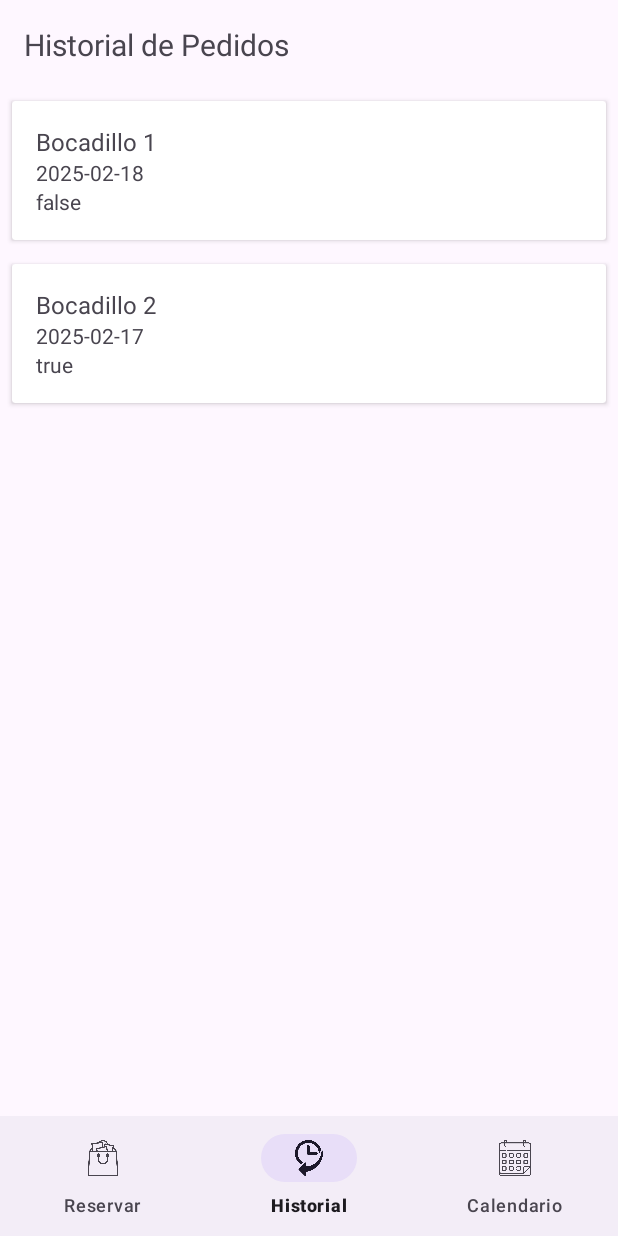
After one commit to JavierMartinezAndreu/BocadilloJava2, an Android app: the HistorialFragment screen opened through its navigation route, on a phone screen of 412 x 824 dp. The commit adds this screen. Run offline under Robolectric (Android 15) with nearby library versions, the phone set to English and light mode, and no system bars; our stand-ins replace navigation-ui.

Commit message:
Terminada la navegacion entre fragments ALUMNO

```diff
--- /dev/null
+++ b/app/src/main/java/com/example/mibocadillo2/data/adapter/PedidoAdapter.kt
@@ -0,0 +1,35 @@
+package com.example.mibocadillo2.data.adapter
+
+import android.view.LayoutInflater
+import android.view.ViewGroup
+import androidx.recyclerview.widget.RecyclerView
+import com.example.mibocadillo2.data.model.Pedido
+import com.example.mibocadillo2.databinding.ItemPedidoBinding
+
+class PedidoAdapter(private val listaPedidos: List<Pedido>) : RecyclerView.Adapter<PedidoAdapter.PedidoViewHolder>() {
+
+    override fun onCreateViewHolder(parent: ViewGroup, viewType: Int): PedidoViewHolder {
+        // Inflar el layout con ViewBinding
+        val binding = ItemPedidoBinding.inflate(LayoutInflater.from(parent.context), parent, false)
+        return PedidoViewHolder(binding)
+    }
+
+    override fun onBindViewHolder(holder: PedidoViewHolder, position: Int) {
+        val pedido = listaPedidos[position]
+        holder.bind(pedido)
+    }
+
+    override fun getItemCount(): Int {
+        return listaPedidos.size
+    }
+
+    class PedidoViewHolder(private val binding: ItemPedidoBinding) : RecyclerView.ViewHolder(binding.root) {
+
+        // Utilizar el binding para acceder a las vistas
+        fun bind(pedido: Pedido) {
+            binding.textViewNombreBocadillo.text = pedido.bocadillo
+            binding.textViewFecha.text = pedido.fecha
+            binding.textViewEstado.text = pedido.retirado.toString()
+        }
+    }
+}
--- /dev/null
+++ b/app/src/main/java/com/example/mibocadillo2/ui/alumno/AlumnoActivity.kt
@@ -0,0 +1,32 @@
+package com.example.mibocadillo2.ui.alumno
+
+import android.os.Bundle
+import androidx.appcompat.app.AppCompatActivity
+import androidx.navigation.NavController
+import androidx.navigation.fragment.NavHostFragment
+import androidx.navigation.ui.NavigationUI
+import com.example.mibocadillo2.R
+import com.example.mibocadillo2.databinding.ActivityAlumnoBinding
+import com.google.android.material.bottomnavigation.BottomNavigationView
+
+class AlumnoActivity : AppCompatActivity() {
+
+    private lateinit var binding: ActivityAlumnoBinding
+    private lateinit var navController: NavController
+
+    override fun onCreate(savedInstanceState: Bundle?) {
+        super.onCreate(savedInstanceState)
+
+        // Inicializamos el binding
+        binding = ActivityAlumnoBinding.inflate(layoutInflater)
+        setContentView(binding.root)
+
+        // Obtén el NavHostFragment y el NavController desde el FragmentContainerView
+        val navHostFragment = supportFragmentManager.findFragmentById(R.id.nav_host_fragment) as NavHostFragment
+        navController = navHostFragment.navController
+
+        // Configuramos el BottomNavigationView con el NavController
+        val bottomNavView: BottomNavigationView = binding.bottomNavigationView
+        NavigationUI.setupWithNavController(bottomNavView, navController)
+    }
+}
--- /dev/null
+++ b/app/src/main/java/com/example/mibocadillo2/ui/alumno/CalendarioFragment.kt
@@ -0,0 +1,32 @@
+package com.example.mibocadillo2.ui.alumno
+
+import android.os.Bundle
+import android.view.LayoutInflater
+import android.view.View
+import android.view.ViewGroup
+import androidx.fragment.app.Fragment
+import com.example.mibocadillo2.databinding.FragmentCalendarioBinding
+
+class CalendarioFragment : Fragment() {
+
+    private var _binding: FragmentCalendarioBinding? = null
+    private val binding get() = _binding!!
+
+    override fun onCreateView(
+        inflater: LayoutInflater, container: ViewGroup?,
+        savedInstanceState: Bundle?
+    ): View? {
+        // Inflar el binding
+        _binding = FragmentCalendarioBinding.inflate(inflater, container, false)
+
+        // Mostrar un mensaje "Hola"
+        binding.textViewCalendario.text = "Hola"
+
+        return binding.root
+    }
+
+    override fun onDestroyView() {
+        super.onDestroyView()
+        _binding = null // Limpiar el binding cuando la vista se destruya
+    }
+}
--- /dev/null
+++ b/app/src/main/java/com/example/mibocadillo2/ui/alumno/HistorialFragment.kt
@@ -0,0 +1,73 @@
+package com.example.mibocadillo2.ui.alumno
+
+import android.os.Bundle
+import android.view.LayoutInflater
+import android.view.View
+import android.view.ViewGroup
+import androidx.fragment.app.Fragment
+import androidx.recyclerview.widget.LinearLayoutManager
+import androidx.recyclerview.widget.RecyclerView
+import com.example.mibocadillo2.databinding.FragmentHistorialBinding
+import com.example.mibocadillo2.data.model.Pedido
+import com.example.mibocadillo2.data.adapter.PedidoAdapter
+
+class HistorialFragment : Fragment() {
+
+    private var _binding: FragmentHistorialBinding? = null
+    private val binding get() = _binding!!
+
+    private lateinit var recyclerView: RecyclerView
+    private lateinit var pedidoAdapter: PedidoAdapter
+    private val listaPedidos = mutableListOf<Pedido>() // Lista de pedidos (puedes llenar esto desde tu base de datos o API)
+
+    override fun onCreateView(
+        inflater: LayoutInflater, container: ViewGroup?,
+        savedInstanceState: Bundle?
+    ): View? {
+        // Inflar el binding
+        _binding = FragmentHistorialBinding.inflate(inflater, container, false)
+
+        // Configurar RecyclerView
+        recyclerView = binding.recyclerViewHistorial
+        recyclerView.layoutManager = LinearLayoutManager(context)
+        pedidoAdapter = PedidoAdapter(listaPedidos)
+        recyclerView.adapter = pedidoAdapter
+
+        // Aquí puedes obtener los pedidos de la base de datos (simulación)
+        cargarPedidos()
+
+        return binding.root
+    }
+
+    private fun cargarPedidos() {
+        // Aquí debes crear un pedido correctamente pasando los valores requeridos
+        listaPedidos.add(Pedido(
+            id = 1,
+            usuario = "usuario_1",       // El valor de usuario (string)
+            precio = 3.50,                // El valor del precio (double)
+            bocadillo = "Bocadillo 1",    // El valor de bocadillo (string)
+            fecha = "2025-02-18",         // El valor de fecha (string)
+            hora = "12:30",               // El valor de hora (string)
+            retirado = false              // El valor de retirado (booleano)
+        ))
+
+        listaPedidos.add(Pedido(
+            id = 2,
+            usuario = "usuario_2",       // El valor de usuario (string)
+            precio = 2.48,                // El valor del precio (double)
+            bocadillo = "Bocadillo 2",    // El valor de bocadillo (string)
+            fecha = "2025-02-17",         // El valor de fecha (string)
+            hora = "13:00",               // El valor de hora (string)
+            retirado = true               // El valor de retirado (booleano)
+        ))
+
+        // Notificar al adaptador que los datos han cambiado
+        pedidoAdapter.notifyDataSetChanged()
+    }
+
+
+    override fun onDestroyView() {
+        super.onDestroyView()
+        _binding = null // Limpiar el binding cuando la vista se destruya
+    }
+}
--- /dev/null
+++ b/app/src/main/java/com/example/mibocadillo2/ui/alumno/ReservarFragment.kt
@@ -0,0 +1,27 @@
+package com.example.mibocadillo2.ui.alumno
+
+import android.os.Bundle
+import android.view.LayoutInflater
+import android.view.View
+import android.view.ViewGroup
+import androidx.fragment.app.Fragment
+import com.example.mibocadillo2.databinding.FragmentReservarBinding
+
+class ReservarFragment : Fragment() {
+
+    private var _binding: FragmentReservarBinding? = null
+    private val binding get() = _binding!!
+
+    override fun onCreateView(
+        inflater: LayoutInflater, container: ViewGroup?,
+        savedInstanceState: Bundle?
+    ): View {
+        _binding = FragmentReservarBinding.inflate(inflater, container, false)
+        return binding.root
+    }
+
+    override fun onDestroyView() {
+        super.onDestroyView()
+        _binding = null
+    }
+}
--- a/app/src/main/java/com/example/mibocadillo2/ui/login/LoginActivity.kt
+++ b/app/src/main/java/com/example/mibocadillo2/ui/login/LoginActivity.kt
@@ -7,6 +7,7 @@ import androidx.appcompat.app.AppCompatActivity
 import com.example.mibocadillo2.databinding.ActivityLoginBinding
 import com.example.mibocadillo2.data.api.RetrofitConnect
 import com.example.mibocadillo2.data.model.Usuario
+import com.example.mibocadillo2.ui.alumno.AlumnoActivity
 import com.example.mibocadillo2.ui.main.MainActivity
 import com.google.firebase.auth.FirebaseAuth
 import kotlinx.coroutines.CoroutineScope
@@ -23,7 +24,7 @@ class LoginActivity : AppCompatActivity() {
     override fun onCreate(savedInstanceState: Bundle?) {
         super.onCreate(savedInstanceState)
 
-//BINDING
+        //BINDING
         binding = ActivityLoginBinding.inflate(layoutInflater)
         setContentView(binding.root)
 
@@ -51,10 +52,11 @@ class LoginActivity : AppCompatActivity() {
                                         else -> "invitado"
                                     }
                                     if (rol == "ALUMNO") {
-                                        val intent = Intent(this@LoginActivity, MainActivity::class.java)
+                                        val intent = Intent(this@LoginActivity, AlumnoActivity::class.java)
                                         intent.flags = Intent.FLAG_ACTIVITY_NEW_TASK or Intent.FLAG_ACTIVITY_CLEAR_TASK
                                         startActivity(intent)
-                                    } else if (rol == "ADMINISTRADOR") {
+                                    }
+                                    else if (rol == "ADMINISTRADOR") {
                                         val intent = Intent(this@LoginActivity, MainActivity::class.java)
                                         intent.flags = Intent.FLAG_ACTIVITY_NEW_TASK or Intent.FLAG_ACTIVITY_CLEAR_TASK
                                         startActivity(intent)
--- /dev/null
+++ b/app/src/main/res/layout/activity_alumno.xml
@@ -0,0 +1,32 @@
+<?xml version="1.0" encoding="utf-8"?>
+<androidx.constraintlayout.widget.ConstraintLayout xmlns:android="http://schemas.android.com/apk/res/android"
+    xmlns:app="http://schemas.android.com/apk/res-auto"
+    xmlns:tools="http://schemas.android.com/tools"
+    android:layout_width="match_parent"
+    android:layout_height="match_parent"
+    tools:context=".ui.alumno.AlumnoActivity">
+
+    <!-- FragmentContainerView para la navegación -->
+    <androidx.fragment.app.FragmentContainerView
+        android:id="@+id/nav_host_fragment"
+        android:name="androidx.navigation.fragment.NavHostFragment"
+        android:layout_width="0dp"
+        android:layout_height="0dp"
+        app:defaultNavHost="true"
+        app:navGraph="@navigation/nav_alumno"
+        app:layout_constraintTop_toTopOf="parent"
+        app:layout_constraintBottom_toTopOf="@id/bottomNavigationView"
+        app:layout_constraintStart_toStartOf="parent"
+        app:layout_constraintEnd_toEndOf="parent" />
+
+    <!-- BottomNavigationView -->
+    <com.google.android.material.bottomnavigation.BottomNavigationView
+        android:id="@+id/bottomNavigationView"
+        android:layout_width="0dp"
+        android:layout_height="wrap_content"
+        app:menu="@menu/bottom_nav_menu"
+        app:layout_constraintBottom_toBottomOf="parent"
+        app:layout_constraintStart_toStartOf="parent"
+        app:layout_constraintEnd_toEndOf="parent" />
+
+</androidx.constraintlayout.widget.ConstraintLayout>
--- /dev/null
+++ b/app/src/main/res/layout/fragment_calendario.xml
@@ -0,0 +1,21 @@
+<?xml version="1.0" encoding="utf-8"?>
+<androidx.constraintlayout.widget.ConstraintLayout xmlns:android="http://schemas.android.com/apk/res/android"
+    xmlns:app="http://schemas.android.com/apk/res-auto"
+    xmlns:tools="http://schemas.android.com/tools"
+    android:layout_width="match_parent"
+    android:layout_height="match_parent"
+    tools:context=".ui.alumno.CalendarioFragment">
+
+    <TextView
+        android:id="@+id/textViewCalendario"
+        android:layout_width="wrap_content"
+        android:layout_height="wrap_content"
+        android:text="Hola"
+        android:textSize="24sp"
+        android:layout_centerInParent="true"
+        android:layout_marginTop="16dp"
+        app:layout_constraintBottom_toBottomOf="parent"
+        app:layout_constraintLeft_toLeftOf="parent"
+        app:layout_constraintRight_toRightOf="parent"
+        app:layout_constraintTop_toTopOf="parent" />
+</androidx.constraintlayout.widget.ConstraintLayout>
--- /dev/null
+++ b/app/src/main/res/layout/fragment_historial.xml
@@ -0,0 +1,31 @@
+<?xml version="1.0" encoding="utf-8"?>
+<androidx.constraintlayout.widget.ConstraintLayout xmlns:android="http://schemas.android.com/apk/res/android"
+    xmlns:app="http://schemas.android.com/apk/res-auto"
+    xmlns:tools="http://schemas.android.com/tools"
+    android:layout_width="match_parent"
+    android:layout_height="match_parent"
+    tools:context=".ui.alumno.HistorialFragment">
+
+    <TextView
+        android:id="@+id/textViewTituloHistorial"
+        android:layout_width="wrap_content"
+        android:layout_height="wrap_content"
+        android:text="Historial de Pedidos"
+        android:textSize="20sp"
+        android:layout_marginTop="16dp"
+        android:layout_marginStart="16dp"
+        app:layout_constraintTop_toTopOf="parent"
+        app:layout_constraintStart_toStartOf="parent" />
+
+    <!-- RecyclerView para mostrar la lista de pedidos -->
+    <androidx.recyclerview.widget.RecyclerView
+        android:id="@+id/recyclerViewHistorial"
+        android:layout_width="0dp"
+        android:layout_height="0dp"
+        android:layout_marginTop="16dp"
+        app:layout_constraintTop_toBottomOf="@+id/textViewTituloHistorial"
+        app:layout_constraintStart_toStartOf="parent"
+        app:layout_constraintEnd_toEndOf="parent"
+        app:layout_constraintBottom_toBottomOf="parent" />
+
+</androidx.constraintlayout.widget.ConstraintLayout>
--- /dev/null
+++ b/app/src/main/res/layout/fragment_reservar.xml
@@ -0,0 +1,21 @@
+<?xml version="1.0" encoding="utf-8"?>
+<androidx.constraintlayout.widget.ConstraintLayout xmlns:android="http://schemas.android.com/apk/res/android"
+    xmlns:app="http://schemas.android.com/apk/res-auto"
+    xmlns:tools="http://schemas.android.com/tools"
+    android:layout_width="match_parent"
+    android:layout_height="match_parent"
+    tools:context=".ui.alumno.ReservarFragment">
+
+    <!-- Añadir restricciones al TextView -->
+    <TextView
+        android:id="@+id/textView"
+        android:layout_width="wrap_content"
+        android:layout_height="wrap_content"
+        android:text="Reservar Fragment"
+        android:textSize="18sp"
+        app:layout_constraintTop_toTopOf="parent"
+        app:layout_constraintStart_toStartOf="parent"
+        app:layout_constraintEnd_toEndOf="parent"
+        app:layout_constraintBottom_toBottomOf="parent" />
+
+</androidx.constraintlayout.widget.ConstraintLayout>
--- /dev/null
+++ b/app/src/main/res/layout/item_pedido.xml
@@ -0,0 +1,34 @@
+<?xml version="1.0" encoding="utf-8"?>
+<androidx.cardview.widget.CardView xmlns:android="http://schemas.android.com/apk/res/android"
+    android:layout_width="match_parent"
+    android:layout_height="wrap_content"
+    android:layout_margin="8dp"
+    android:elevation="4dp">
+
+    <LinearLayout
+        android:orientation="vertical"
+        android:layout_width="match_parent"
+        android:layout_height="wrap_content"
+        android:padding="16dp">
+
+        <TextView
+            android:id="@+id/textViewNombreBocadillo"
+            android:layout_width="wrap_content"
+            android:layout_height="wrap_content"
+            android:text="Bocadillo 1"
+            android:textSize="16sp"/>
+
+        <TextView
+            android:id="@+id/textViewFecha"
+            android:layout_width="wrap_content"
+            android:layout_height="wrap_content"
+            android:text="2025-02-18"/>
+
+        <TextView
+            android:id="@+id/textViewEstado"
+            android:layout_width="wrap_content"
+            android:layout_height="wrap_content"
+            android:text="Completado"/>
+
+    </LinearLayout>
+</androidx.cardview.widget.CardView>
--- /dev/null
+++ b/app/src/main/res/menu/bottom_nav_menu.xml
@@ -0,0 +1,22 @@
+<?xml version="1.0" encoding="utf-8"?>
+<menu xmlns:android="http://schemas.android.com/apk/res/android"
+    xmlns:app="http://schemas.android.com/apk/res-auto">
+
+    <item
+        android:id="@+id/nav_reservar"
+        android:icon="@drawable/ic_reservar"
+        android:title="Reservar"
+        app:showAsAction="ifRoom" />
+
+    <item
+        android:id="@+id/nav_historial"
+        android:icon="@drawable/ic_historial"
+        android:title="Historial"
+        app:showAsAction="ifRoom" />
+
+    <item
+        android:id="@+id/nav_calendario"
+        android:icon="@drawable/ic_calendario"
+        android:title="Calendario"
+        app:showAsAction="ifRoom" />
+</menu>
--- /dev/null
+++ b/app/src/main/res/navigation/nav_alumno.xml
@@ -0,0 +1,24 @@
+<?xml version="1.0" encoding="utf-8"?>
+<navigation xmlns:android="http://schemas.android.com/apk/res/android"
+    xmlns:app="http://schemas.android.com/apk/res-auto"
+    xmlns:tools="http://schemas.android.com/tools"
+    app:startDestination="@id/nav_reservar">
+
+    <fragment
+        android:id="@+id/nav_reservar"
+        android:name="com.example.mibocadillo2.ui.alumno.ReservarFragment"
+        android:label="Reservar"
+        tools:layout="@layout/fragment_reservar" />
+
+    <fragment
+        android:id="@+id/nav_historial"
+        android:name="com.example.mibocadillo2.ui.alumno.HistorialFragment"
+        android:label="Historial"
+        tools:layout="@layout/fragment_historial" />
+
+    <fragment
+        android:id="@+id/nav_calendario"
+        android:name="com.example.mibocadillo2.ui.alumno.CalendarioFragment"
+        android:label="Calendario"
+        tools:layout="@layout/fragment_calendario" />
+</navigation>
```
Also changed, not shown: app/src/main/res/drawable/ic_calendario.png (added), app/src/main/res/drawable/ic_historial.png (added), app/src/main/res/drawable/ic_reservar.png (added).
